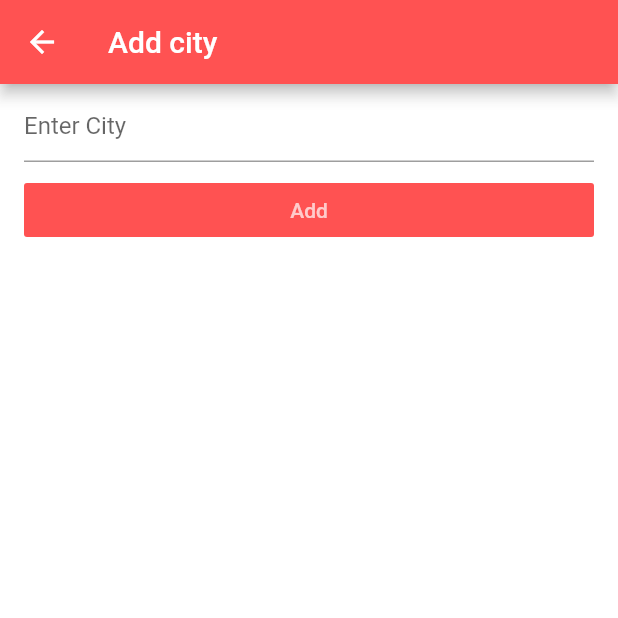
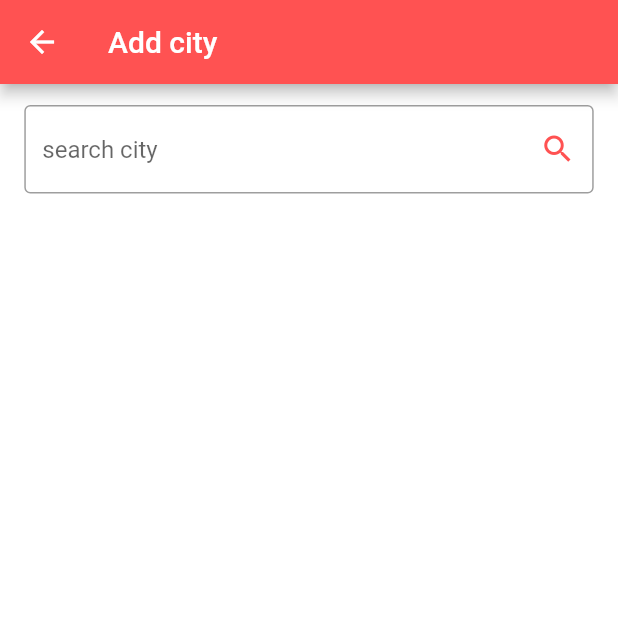
Before and after one commit to hadimir22/weather-app, a Flutter app: the AddCities screen opened by its route, on a phone screen of 412 x 824 dp, the top half of it. Run offline on Flutter 3.47's test engine with Material 2 defaults, Android fonts, the phone set to English and light mode, and no system bars; our stand-ins replace shared_preferences; accounts and stored records are empty.

Commit message:
feat: input field decorated

```diff
--- a/lib/ui/add_cities.dart
+++ b/lib/ui/add_cities.dart
@@ -18,27 +18,42 @@ class AddCities extends StatelessWidget {
           title: new Text('Add city'),
           backgroundColor: Colors.redAccent,
       ),
-      backgroundColor: Colors.white30,
+      backgroundColor: Colors.white,
       body: Stack(
         children: <Widget>[
           ListView(
             children: <Widget>[
-              new ListTile(
-                  title: new TextField(
-                    decoration: new InputDecoration(hintText: 'Enter City'),
-                    controller: _cityFieldController,
-                    keyboardType: TextInputType.text,
-                  )),
-              new ListTile(
-                  title: new FlatButton(
-                      onPressed: () {
-                        _saveCities(_cityFieldController.text);
-                        Navigator.pop(
-                            context, {'enter': _cityFieldController.text});
-                      },
-                      color: Colors.redAccent,
-                      textColor: Colors.white70,
-                      child: new Text("Add")))
+              Padding(
+                padding: const EdgeInsets.fromLTRB(0.2, 10.0, 0.2, 10.0),
+                child: new ListTile(
+                    title: new TextField(
+                      cursorColor: Colors.redAccent,
+                      decoration: new InputDecoration(
+                        suffixIcon: IconButton(icon: Icon(Icons.search, color: Colors.redAccent), onPressed: () => _cityFieldController.clear(), ),
+                        hintText: 'search city',
+                          border: OutlineInputBorder(),
+                          focusedBorder:OutlineInputBorder(
+                      borderSide: const BorderSide(color: Colors.grey, width: 2.0),
+                    ),
+                      ),
+                      controller: _cityFieldController,
+                      keyboardType: TextInputType.text,
+                      style: inputStyle(),
+                    )),
+              ),
+//              Padding(
+//                padding: const EdgeInsets.fromLTRB(0.2, 10.0, 0.2, 10.0),
+//                child: new ListTile(
+//                    title: new FlatButton(
+//                        onPressed: () {
+//                          _saveCities(_cityFieldController.text);
+//                          Navigator.pop(
+//                              context, {'enter': _cityFieldController.text});
+//                        },
+//                        color: Colors.redAccent,
+//                        textColor: Colors.white70,
+//                        child: new Text("Add"))),
+//              )
             ],
           )
         ],
@@ -46,3 +61,12 @@ class AddCities extends StatelessWidget {
     );
   }
 }
+
+
+//style
+
+TextStyle inputStyle() {
+  return new TextStyle(
+      color: Colors.redAccent,
+      fontStyle: FontStyle.normal);
+}
--- a/lib/ui/weather.dart
+++ b/lib/ui/weather.dart
@@ -138,7 +138,7 @@ class _WeatherState extends State<Weather> {
 }
 
 
-
+//Style
 TextStyle cityStyle() {
   return new TextStyle(
       color: Colors.white, fontSize: 22.9, fontStyle: FontStyle.italic);
```
